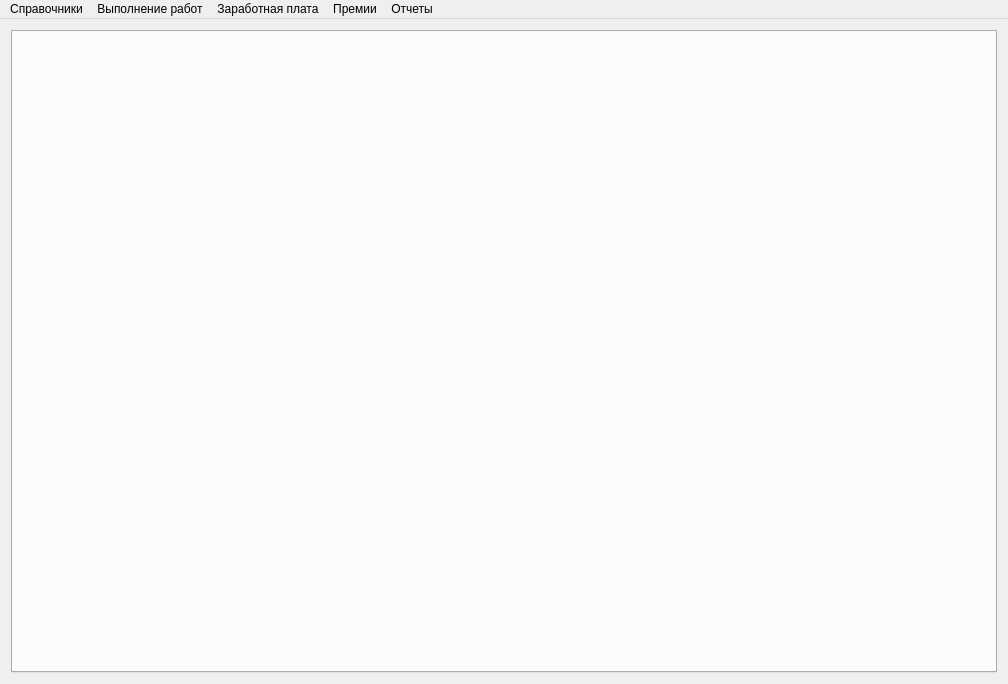
This is mainwindow.ui in Sergeyego/el_zp as Qt 5 draws it before an edit. The edited form follows.
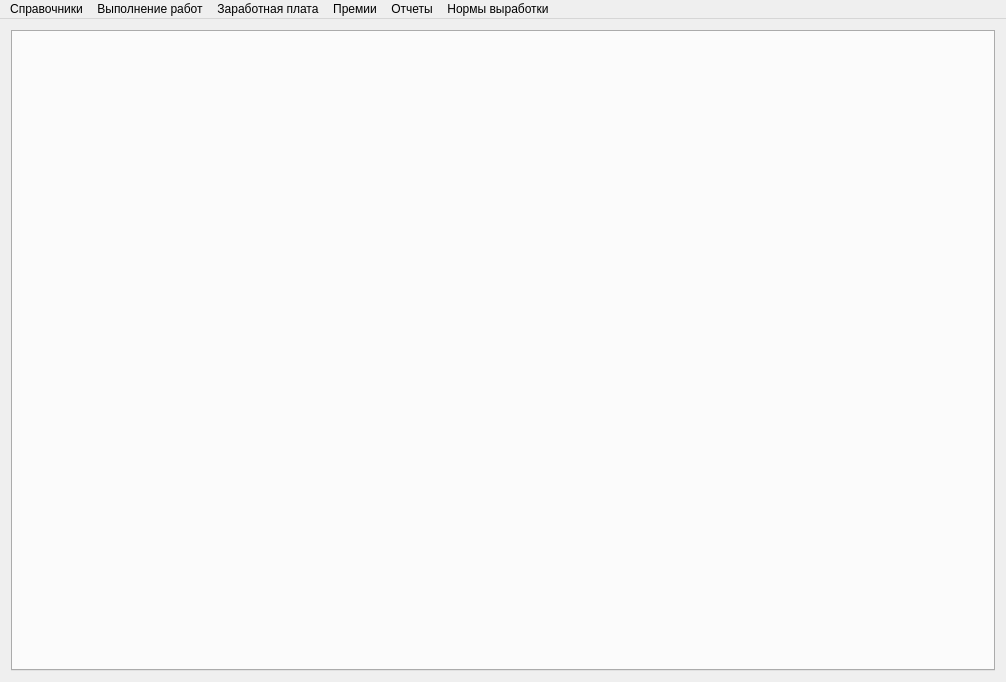
This is the edited form.

Commit message: начал делать нормы опрессовки

```diff
--- a/mainwindow.ui
+++ b/mainwindow.ui
@@ -6,8 +6,8 @@
    <rect>
     <x>0</x>
     <y>0</y>
-    <width>1008</width>
-    <height>684</height>
+    <width>1006</width>
+    <height>682</height>
    </rect>
   </property>
   <property name="windowTitle">
@@ -35,7 +35,7 @@
     <rect>
      <x>0</x>
      <y>0</y>
-     <width>1008</width>
+     <width>1006</width>
      <height>25</height>
     </rect>
    </property>
@@ -72,11 +72,18 @@
     </property>
     <addaction name="actionJob"/>
    </widget>
+   <widget class="QMenu" name="menu_6">
+    <property name="title">
+     <string>Нормы выработки</string>
+    </property>
+    <addaction name="actionNormPress"/>
+   </widget>
    <addaction name="menu_4"/>
    <addaction name="menu_5"/>
    <addaction name="menu"/>
    <addaction name="menu_2"/>
    <addaction name="menu_3"/>
+   <addaction name="menu_6"/>
   </widget>
   <action name="actionCalcWage">
    <property name="text">
```
Left out of the diff: 5 changed lines with no effect on the pictures. The commit also changes 7 other files.
